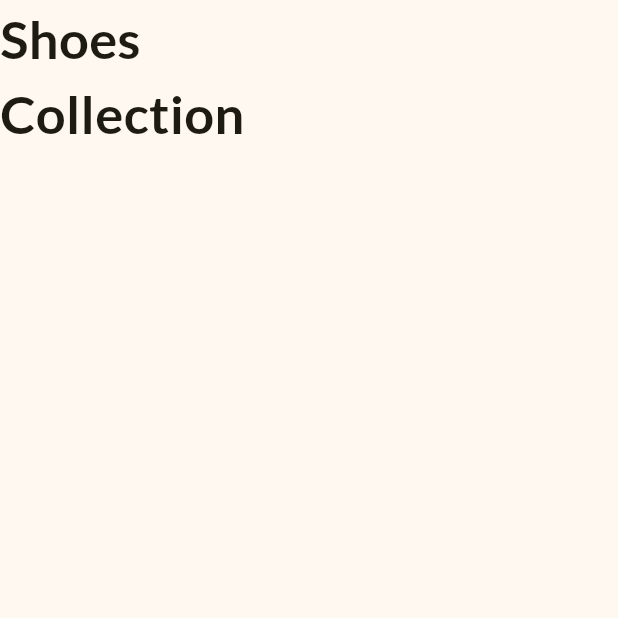
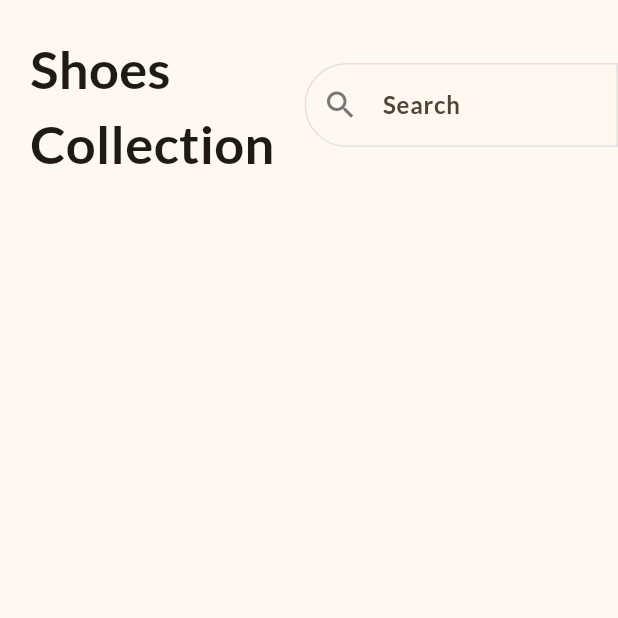
Before and after one commit to DannyHash/shop_app_flutter, a Flutter app: the screen it shows after launch, on a phone screen of 412 x 824 dp, the top half of it. Run offline on Flutter 3.47's test engine with Material 3 defaults, Android fonts, the phone set to English and light mode, and no system bars.

Commit message:
Addeded search functionality to HomePage with styled input field and updated theme for input decorations

```diff
--- a/lib/home_page.dart
+++ b/lib/home_page.dart
@@ -5,16 +5,42 @@ class HomePage extends StatelessWidget {
 
   @override
   Widget build(BuildContext context) {
+    const border = OutlineInputBorder(
+      borderSide: BorderSide(
+        color: Color.fromRGBO(225, 225, 225, 1),
+      ),
+      borderRadius: BorderRadius.horizontal(
+        left: Radius.circular(50),
+      ),
+    );
     return Scaffold(
       body: SafeArea(
         child: Column(
           children: [
-            Text(
-              'Shoes\nCollection',
-              style: TextStyle(
-                fontSize: 35,
-                fontWeight: FontWeight.bold,
-              ),
+            Row(
+              children: [
+                Padding(
+                  padding: const EdgeInsets.all(20.0),
+                  child: Text(
+                    'Shoes\nCollection',
+                    style: TextStyle(
+                      fontSize: 35,
+                      fontWeight: FontWeight.bold,
+                    ),
+                  ),
+                ),
+                Expanded(
+                  child: TextField(
+                    decoration: InputDecoration(
+                      hintText: 'Search',
+                      prefixIcon: Icon(Icons.search),
+                      border: border,
+                      enabledBorder: border,
+                      focusedBorder: border,
+                    ),
+                  ),
+                ),
+              ],
             ),
           ],
         ),
--- a/lib/main.dart
+++ b/lib/main.dart
@@ -17,6 +17,13 @@ class MyApp extends StatelessWidget {
         colorScheme: ColorScheme.fromSeed(
           seedColor: Color.fromRGBO(254, 206, 1, 1),
         ),
+        inputDecorationTheme: InputDecorationTheme(
+          hintStyle: TextStyle(
+            fontWeight: FontWeight.bold,
+            fontSize: 16,
+          ),
+          prefixIconColor: Color.fromRGBO(119, 119, 119, 1),
+        ),
       ),
       home: HomePage(),
     );
```
